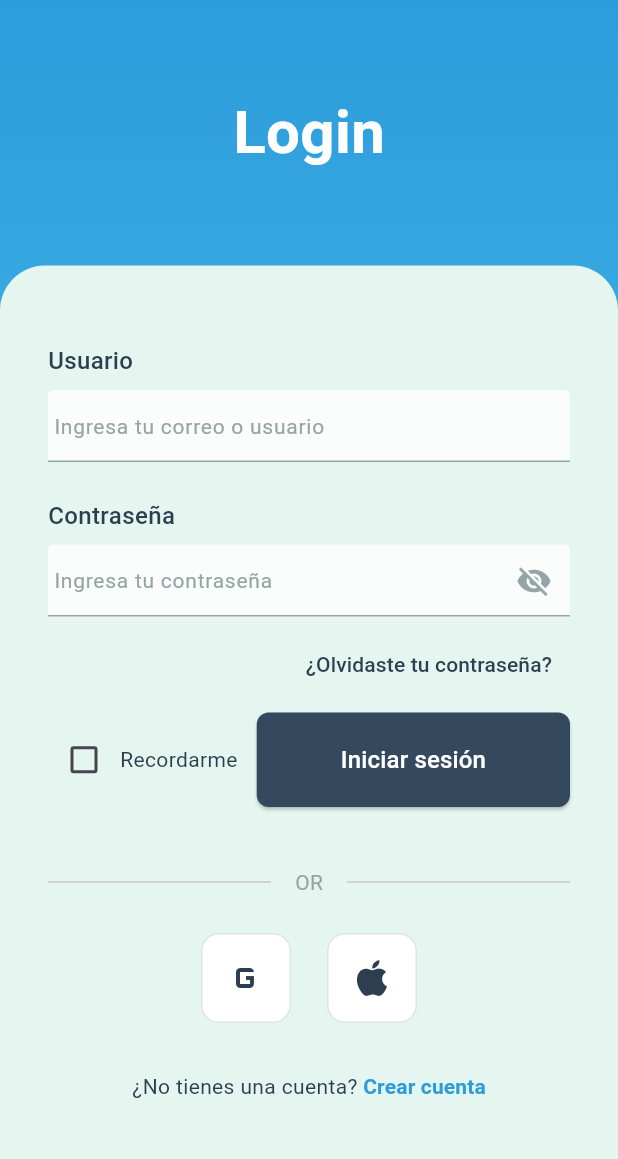
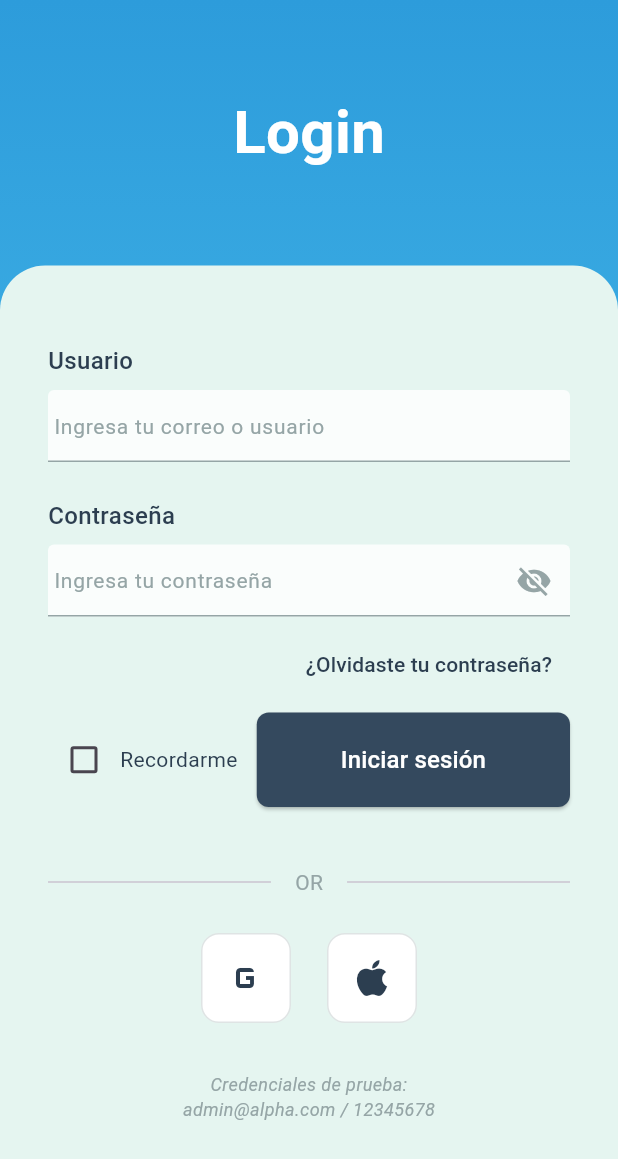
Before and after one commit to TheBarkats/FitManager, a Flutter app: the screen it shows after launch, on a phone screen of 412 x 824 dp. Shown: the top 1159 px of the screen. Run offline on Flutter 3.47's test engine with Material 3 defaults, Android fonts, the light colour scheme and no system bars; our stand-ins replace flutter_secure_storage, shared_preferences; accounts and stored records are empty.

```diff
--- a/lib/features/auth/presentation/pages/login_page.dart
+++ b/lib/features/auth/presentation/pages/login_page.dart
@@ -4,7 +4,7 @@ import '../../../../core/theme/app_colors.dart';
 import '../widgets/custom_text_field.dart';
 import '../widgets/social_login_button.dart';
 import '../providers/auth_provider.dart';
-import 'register_page.dart';
+// import 'register_page.dart';
 import 'evidence_page.dart';
 
 class LoginPage extends StatefulWidget {
@@ -70,12 +70,12 @@ class _LoginPageState extends State<LoginPage> {
     // debugPrint('Forgot password');
   }
 
-  void _handleCreateAccount() {
-    Navigator.push(
-      context,
-      MaterialPageRoute(builder: (context) => const RegisterPage()),
-    );
-  }
+  // void _handleCreateAccount() {
+  //   Navigator.push(
+  //     context,
+  //     MaterialPageRoute(builder: (context) => const RegisterPage()),
+  //   );
+  // }
 
   @override
   Widget build(BuildContext context) {
@@ -265,31 +265,17 @@ class _LoginPageState extends State<LoginPage> {
 
                           SizedBox(height: 32),
 
-                          // Botón de crear cuenta
+                          // Nota de credenciales de prueba
                           Row(
                             mainAxisAlignment: MainAxisAlignment.center,
                             children: [
                               Text(
-                                "¿No tienes una cuenta? ",
+                                "Credenciales de prueba:\nadmin@alpha.com / 12345678",
+                                textAlign: TextAlign.center,
                                 style: TextStyle(
-                                  color: AppColors.textPrimary,
-                                  fontSize: 14,
-                                ),
-                              ),
-                              TextButton(
-                                onPressed: _handleCreateAccount,
-                                style: TextButton.styleFrom(
-                                  padding: EdgeInsets.zero,
-                                  minimumSize: Size(0, 0),
-                                  tapTargetSize: MaterialTapTargetSize.shrinkWrap,
-                                ),
-                                child: Text(
-                                  'Crear cuenta',
-                                  style: TextStyle(
-                                    color: AppColors.primary,
-                                    fontSize: 14,
-                                    fontWeight: FontWeight.bold,
-                                  ),
+                                  color: AppColors.textSecondary,
+                                  fontSize: 12,
+                                  fontStyle: FontStyle.italic,
                                 ),
                               ),
                             ],
```
Also changed, not shown: lib/features/auth/presentation/pages/register_page.dart (+50 -11 lines), 1 other file.
